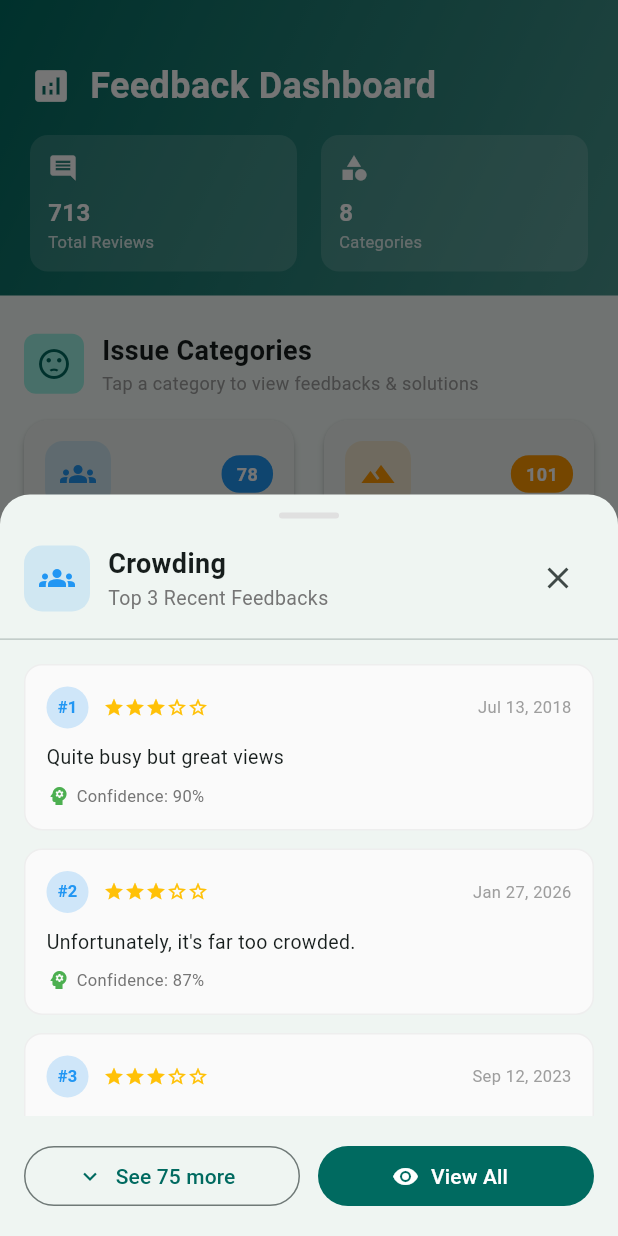
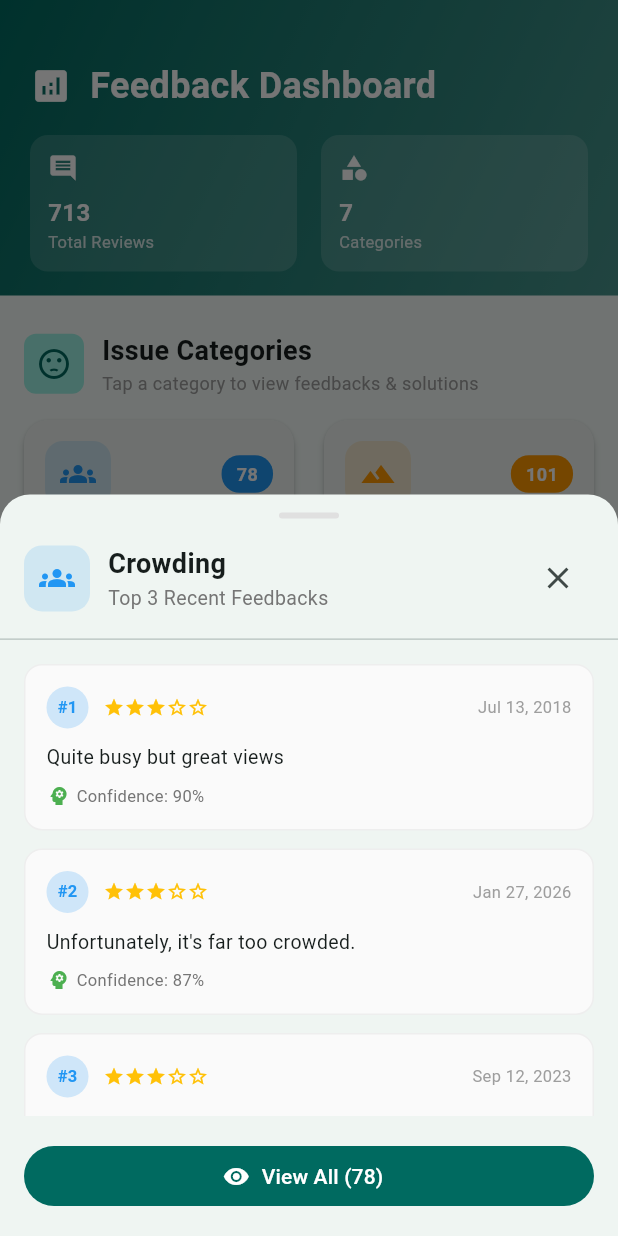
Before and after one commit to ChamothAshen/Enhancing-tourism-digital-twins-with-real-time-Bilateral-data-across-sri-lanka, a Flutter app: the FeedbackDashboardScreen screen opened directly, after a tap on "78", on a phone screen of 412 x 824 dp. Run offline on Flutter 3.47's test engine with Material 3 defaults, Android fonts, the phone set to English and light mode, and no system bars; our stand-ins replace csv, flutter_dotenv, geolocator, google_maps_flutter; missing offline and left inert: flutter_inappwebview, mongo_dart.

Commit message:
final-sadiniTharushi_Done

```diff
--- a/sigiriya_tour_guide/lib/screens/feedback_dashboard_screen.dart
+++ b/sigiriya_tour_guide/lib/screens/feedback_dashboard_screen.dart
@@ -430,32 +430,11 @@ class _IssueTypeCard extends StatelessWidget {
                           },
                         ),
                 ),
-                // Action buttons
+                // Action button
                 Padding(
                   padding: const EdgeInsets.all(16),
-                  child: Row(
-                    children: [
-                      if (hasMore)
-                        Expanded(
-                          child: OutlinedButton.icon(
-                            onPressed: () {
-                              Navigator.pop(context);
-                              Navigator.push(
-                                context,
-                                MaterialPageRoute(
-                                  builder: (context) => IssueDetailScreen(
-                                    issueType: issueType,
-                                    dataManager: dataManager,
-                                  ),
-                                ),
-                              );
-                            },
-                            icon: const Icon(Icons.expand_more),
-                            label: Text('See ${totalCount - 3} more'),
-                          ),
-                        ),
-                      if (hasMore) const SizedBox(width: 12),
-                      Expanded(
+                  child: SizedBox(
+                    width: double.infinity,
                     child: FilledButton.icon(
                       onPressed: () {
                         Navigator.pop(context);
@@ -470,10 +449,10 @@ class _IssueTypeCard extends StatelessWidget {
                         );
                       },
                       icon: const Icon(Icons.visibility),
-                          label: const Text('View All'),
+                      label: Text(
+                        hasMore ? 'View All ($totalCount)' : 'View All',
                       ),
                     ),
-                    ],
                   ),
                 ),
               ],
--- a/sigiriya_tour_guide/lib/screens/feedback_data.dart
+++ b/sigiriya_tour_guide/lib/screens/feedback_data.dart
@@ -52,7 +52,7 @@ class FeedbackItem {
           reviewText: 'Invalid row',
           rating: 1,
           date: DateTime.now().toString(),
-          category: 'Other Complaints',
+          category: 'Unknown',
           confidence: 0.0,
         );
       }
@@ -73,7 +73,7 @@ class FeedbackItem {
         reviewText: 'Parse error',
         rating: 1,
         date: DateTime.now().toString(),
-        category: 'Other Complaints',
+        category: 'Unknown',
         confidence: 0.0,
       );
     }
@@ -105,7 +105,7 @@ class Solution {
         return Solution(
           country: 'Unknown',
           touristSite: 'Unknown',
-          issueType: 'Other Complaints',
+          issueType: 'Unknown',
           problem: 'Unknown',
           solution: 'N/A',
           solutionDescription: 'N/A',
@@ -125,7 +125,7 @@ class Solution {
       return Solution(
         country: 'Unknown',
         touristSite: 'Unknown',
-        issueType: 'Other Complaints',
+        issueType: 'Unknown',
         problem: 'Parse error',
         solution: 'N/A',
         solutionDescription: 'N/A',
@@ -167,13 +167,6 @@ final List<IssueType> issueTypes = [
         'Concerns about ticket prices, foreigner pricing, and value for money',
     icon: Icons.attach_money,
     color: const Color(0xFF9C27B0),
-  ),
-  IssueType(
-    id: 'Other Complaints',
-    name: 'Other Complaints',
-    description: 'Miscellaneous issues and general complaints',
-    icon: Icons.report_problem,
-    color: const Color(0xFF607D8B),
   ),
   IssueType(
     id: 'Overrated',
--- a/sigiriya_tour_guide/lib/screens/visitor_arrival_data.dart
+++ b/sigiriya_tour_guide/lib/screens/visitor_arrival_data.dart
@@ -247,6 +247,9 @@ class VisitorArrivalDataManager {
 
     final topCountries =
         countryTotals.entries
+            .where(
+              (e) => e.key.toLowerCase() != 'other',
+            ) // Exclude 'Other' category
             .map(
               (e) => CountryStats(
                 country: e.key,
```
Lines whose indentation alone changed are shown as unchanged.
